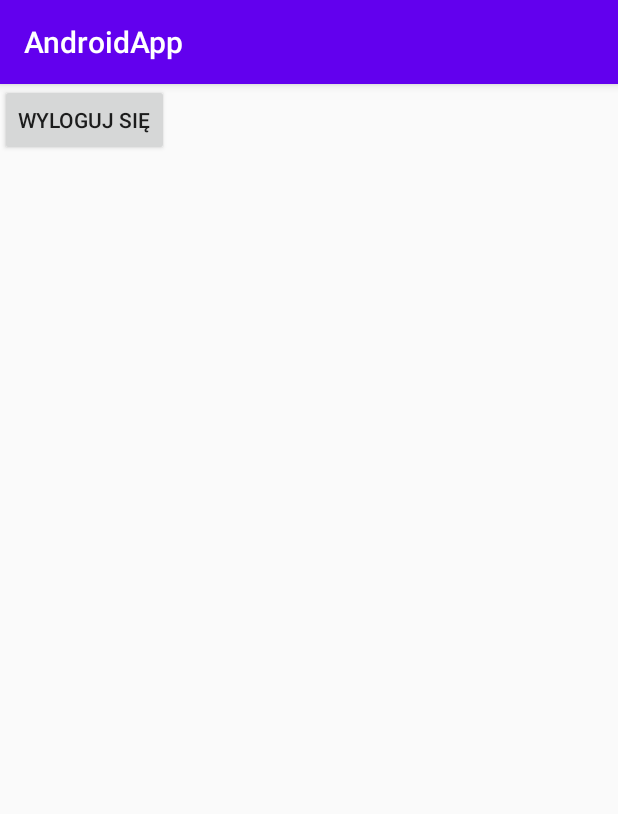
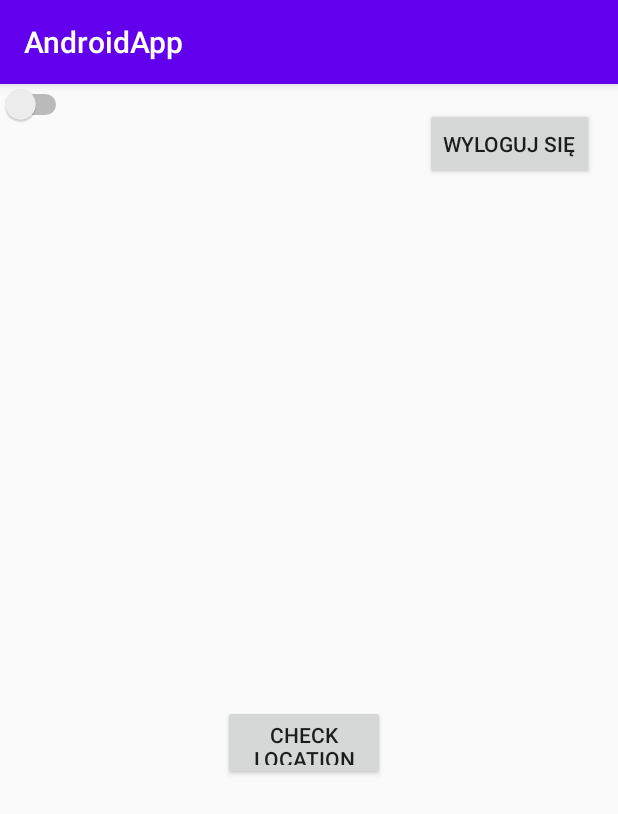
Before and after one commit to Michalas-Jomi/AndroidApp, an Android app: the screen it shows after launch once a user with an empty profile is signed in (UserProfile), on a phone screen of 412 x 824 dp. Shown: the top 814 px of the screen. Run offline under Robolectric (Android 15) with nearby library versions, the phone set to English and light mode, and no system bars; our stand-ins replace Firebase (no records; nobody signed in at launch, a user with empty details on screens opened directly); libraries missing offline, so code that uses them is left out: com.firebase.ui.

Commit message:
location listener

```diff
--- a/app/src/main/AndroidManifest.xml
+++ b/app/src/main/AndroidManifest.xml
@@ -3,6 +3,10 @@
           package="me.jomi.androidapp">
 
     <uses-permission android:name="android.permission.ACTIVITY_RECOGNITION"/>
+    <uses-permission android:name="android.permission.INTERNET" />
+    <uses-permission android:name="android.permission.ACCESS_COARSE_LOCATION" />
+    <uses-permission android:name="android.permission.ACCESS_FINE_LOCATION" />
+
 
     <application
             android:allowBackup="true"
--- a/app/src/main/java/me/jomi/androidapp/MainActivity.java
+++ b/app/src/main/java/me/jomi/androidapp/MainActivity.java
@@ -1,14 +1,22 @@
 package me.jomi.androidapp;
 
+import android.content.Context;
+import android.location.LocationManager;
 import android.os.Bundle;
 import androidx.appcompat.app.AppCompatActivity;
 import me.jomi.androidapp.api.Api;
 import me.jomi.androidapp.listeners.AuthStateListener;
+import me.jomi.androidapp.listeners.LocListener;
+import me.jomi.androidapp.listeners.StepsListener;
 
 
 public class MainActivity extends AppCompatActivity  {
 
     public static MainActivity instance;
+    public static LocListener locListener;
+    public static StepsListener stepsListener;
+    public static LocationManager locationManager;
+
     //TODO: sprawdzic czy sensor kroków działa i poprawnie zapisuje
     //TODO: real time location tracking (google firebase) https://www.youtube.com/watch?v=17HqLBkuX-E
     //TODO: wybiera sie forme jaka sie robi i liczy, czyli np jezdzenie rowerem. I od tego momentu database listener bedzie nasluchiwac na
@@ -28,6 +36,9 @@ public class MainActivity extends AppCompatActivity  {
         super.onStart();
         instance = this;
         Api.auth.addAuthStateListener(new AuthStateListener());
+        locListener = new LocListener();
+        stepsListener = new StepsListener();
+        locationManager = (LocationManager) getSystemService(Context.LOCATION_SERVICE);
 /*
         Api.database.getReference().child("Users").get().addOnCompleteListener(new OnCompleteListener<DataSnapshot>() {
             @Override
--- a/app/src/main/java/me/jomi/androidapp/UserProfile.java
+++ b/app/src/main/java/me/jomi/androidapp/UserProfile.java
@@ -1,41 +1,88 @@
 package me.jomi.androidapp;
 
 import android.Manifest;
+import android.content.Context;
 import android.content.Intent;
 import android.content.pm.PackageManager;
+import android.location.LocationManager;
+import android.os.Build;
 import android.os.Bundle;
+import android.provider.Settings;
 import android.view.View;
 import android.widget.Button;
+import android.widget.CompoundButton;
+import android.widget.Switch;
 import android.widget.Toast;
 import androidx.annotation.NonNull;
 import androidx.appcompat.app.AppCompatActivity;
+import androidx.core.app.ActivityCompat;
 import androidx.core.content.ContextCompat;
 import com.firebase.ui.auth.AuthUI;
 import com.google.android.gms.tasks.OnCompleteListener;
 import com.google.android.gms.tasks.Task;
 import com.google.firebase.auth.FirebaseAuth;
 import me.jomi.androidapp.api.Api;
+import me.jomi.androidapp.listeners.LocListener;
 import me.jomi.androidapp.listeners.StepsListener;
+
+import static me.jomi.androidapp.MainActivity.*;
 
 public class UserProfile extends AppCompatActivity implements View.OnClickListener {
 
 
     private Button buttonLogout;
-    private StepsListener stepsListener;
+    private Button checkLocation;
+    private Switch locSwitch;
+    private static final int PERMISSION_LOCATION = 1001;
+    private static final int PERMISSION_STEPS = 1000;
     @Override
     protected void onCreate(Bundle savedInstanceState) {
         super.onCreate(savedInstanceState);
         setContentView(R.layout.activity_user_profile);
-        if(ContextCompat.checkSelfPermission(this,
-                Manifest.permission.ACTIVITY_RECOGNITION) == PackageManager.PERMISSION_DENIED){
-            requestPermissions(new String[]{Manifest.permission.ACTIVITY_RECOGNITION}, 1);
-        }
-        stepsListener.registerStepSensor();
+        requestPermissions(new String[]{Manifest.permission.ACTIVITY_RECOGNITION}, PERMISSION_STEPS);
         buttonLogout = findViewById(R.id.buttonUserProfileLogout);
         buttonLogout.setOnClickListener(this);
+        checkLocation = findViewById(R.id.checkLocation);
+        checkLocation.setOnClickListener(this);
+        locSwitch = findViewById(R.id.simpleSwitch);
+        locSwitch.setOnCheckedChangeListener(new CompoundButton.OnCheckedChangeListener() {
+            @Override
+            public void onCheckedChanged(CompoundButton buttonView, boolean isChecked) {
+                if(locSwitch.isChecked()){
+                    if (ContextCompat.checkSelfPermission(UserProfile.this, Manifest.permission.ACCESS_FINE_LOCATION) == PackageManager.PERMISSION_DENIED) {
+                        locSwitch.setChecked(false);
+                        requestPermissions(new String[]{Manifest.permission.ACCESS_FINE_LOCATION}, PERMISSION_LOCATION);
+                    }
+                    else locListener.registerListener();
+                }
+                else {
+                    locListener.unregisterListener();
+                }
+            }
+        });
+        if(locListener.isEnabled()){
+            locSwitch.setChecked(true);
+        }
+    }
+//uzywa sie, gdy po prostu mamy permisje i tyle
+    @Override
+    public void onRequestPermissionsResult(int requestCode, String[] permissions, int[] grantResults) {
+        super.onRequestPermissionsResult(requestCode, permissions, grantResults);
 
 
-
+        if(requestCode == PERMISSION_LOCATION){
+            if(grantResults[0] == PackageManager.PERMISSION_GRANTED){
+                Toast.makeText(this, "Wykryto permisje do location listenera", Toast.LENGTH_SHORT).show();
+            }
+            else Toast.makeText(this, "Brak permisji do location listenera!", Toast.LENGTH_SHORT).show();
+        }
+        if(requestCode == PERMISSION_STEPS){
+            if(grantResults[0] == PackageManager.PERMISSION_GRANTED){
+                Toast.makeText(this, "Wykryto permisje do Steps listener", Toast.LENGTH_LONG).show();
+                stepsListener.registerStepSensor();
+            }
+            else Toast.makeText(this, "Brak permisji do step listenera!", Toast.LENGTH_SHORT).show();
+        }
     }
 
     @Override
@@ -50,6 +97,18 @@ public class UserProfile extends AppCompatActivity implements View.OnClickListen
                         }
                     }
                 });
+                break;
+            case R.id.checkLocation:
+                requestLocationPermissions();
+                break;
+
         }
     }
+
+    private void requestLocationPermissions() {
+        requestPermissions(new String[]{Manifest.permission.ACCESS_FINE_LOCATION}, PERMISSION_LOCATION);
+    }
+
+
+
 }
--- /dev/null
+++ b/app/src/main/java/me/jomi/androidapp/listeners/LocListener.java
@@ -0,0 +1,52 @@
+package me.jomi.androidapp.listeners;
+
+import android.annotation.SuppressLint;
+import android.content.Context;
+import android.content.Intent;
+import android.location.Location;
+import android.location.LocationListener;
+import android.location.LocationManager;
+import android.provider.Settings;
+import android.widget.Toast;
+import androidx.annotation.NonNull;
+import me.jomi.androidapp.MainActivity;
+
+import static me.jomi.androidapp.MainActivity.locListener;
+import static me.jomi.androidapp.MainActivity.locationManager;
+
+public class LocListener implements LocationListener {
+
+    private LocationManager locationManager;
+    private boolean isEnabled;
+
+    @Override
+    public void onLocationChanged(@NonNull Location location) {
+        System.out.println("Latitude" + location.getLatitude() + " Longitude" + location.getLongitude());
+   }
+
+   @SuppressLint("MissingPermission")
+   public void registerListener(){
+        if(isEnabled) return;
+       locationManager = (LocationManager) MainActivity.instance.getSystemService(Context.LOCATION_SERVICE);
+       if(locationManager.isProviderEnabled(LocationManager.GPS_PROVIDER)){
+
+           locationManager.requestLocationUpdates(LocationManager.GPS_PROVIDER, 0, 0, locListener);
+           isEnabled = true;
+       }
+       else{
+           Toast.makeText(MainActivity.instance, "Wlacz GPS!", Toast.LENGTH_SHORT).show();
+           MainActivity.instance.startActivity(new Intent(Settings.ACTION_LOCALE_SETTINGS));
+       }
+   }
+
+   public void unregisterListener(){
+        locationManager.removeUpdates(locListener);
+        isEnabled = false;
+   }
+
+    public boolean isEnabled() {
+        return isEnabled;
+    }
+
+
+}
--- a/app/src/main/res/layout/activity_user_profile.xml
+++ b/app/src/main/res/layout/activity_user_profile.xml
@@ -8,6 +8,22 @@
             android:text="Wyloguj się"
             android:layout_width="wrap_content"
             android:layout_height="wrap_content"
-            tools:layout_editor_absoluteY="16dp"
-            tools:layout_editor_absoluteX="283dp" android:id="@+id/buttonUserProfileLogout"/>
+            android:id="@+id/buttonUserProfileLogout"
+            app:layout_constraintTop_toTopOf="parent" android:layout_marginTop="16dp" android:layout_marginEnd="16dp"
+            android:layout_marginRight="16dp" app:layout_constraintEnd_toEndOf="parent"/>
+    <Button
+            android:text="Check location"
+            android:layout_width="108dp"
+            android:layout_height="50dp" android:id="@+id/checkLocation"
+            app:layout_constraintBottom_toBottomOf="parent"
+            android:layout_marginBottom="286dp" app:layout_constraintTop_toTopOf="parent"
+            android:layout_marginTop="395dp" app:layout_constraintStart_toStartOf="parent"
+            android:layout_marginLeft="148dp" android:layout_marginStart="148dp" android:layout_marginEnd="155dp"
+            android:layout_marginRight="155dp" app:layout_constraintEnd_toEndOf="parent"/>
+    <Switch
+            android:id="@+id/simpleSwitch"
+            android:layout_width="wrap_content"
+            android:layout_height="wrap_content" tools:layout_editor_absoluteY="16dp"
+            tools:layout_editor_absoluteX="16dp"/>
+
 </androidx.constraintlayout.widget.ConstraintLayout>
--- a/app/src/main/res/values/strings.xml
+++ b/app/src/main/res/values/strings.xml
@@ -10,5 +10,4 @@
     <string name="invalid_password">Password must be >5 characters</string>
     <string name="login_failed">"Login failed"</string>
 
-
 </resources>
```
Also changed, not shown: app/src/main/java/me/jomi/androidapp/listeners/StepsListener.java (+11 -2 lines), app/src/main/res/layout/activity_login_new.xml (+7 -5 lines).
